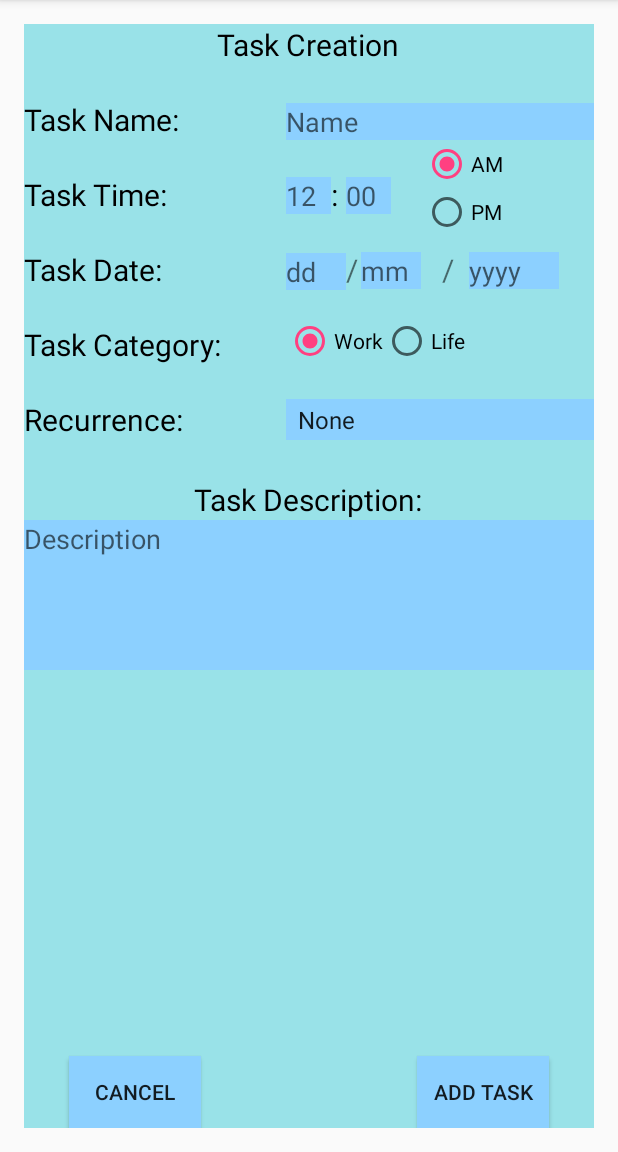
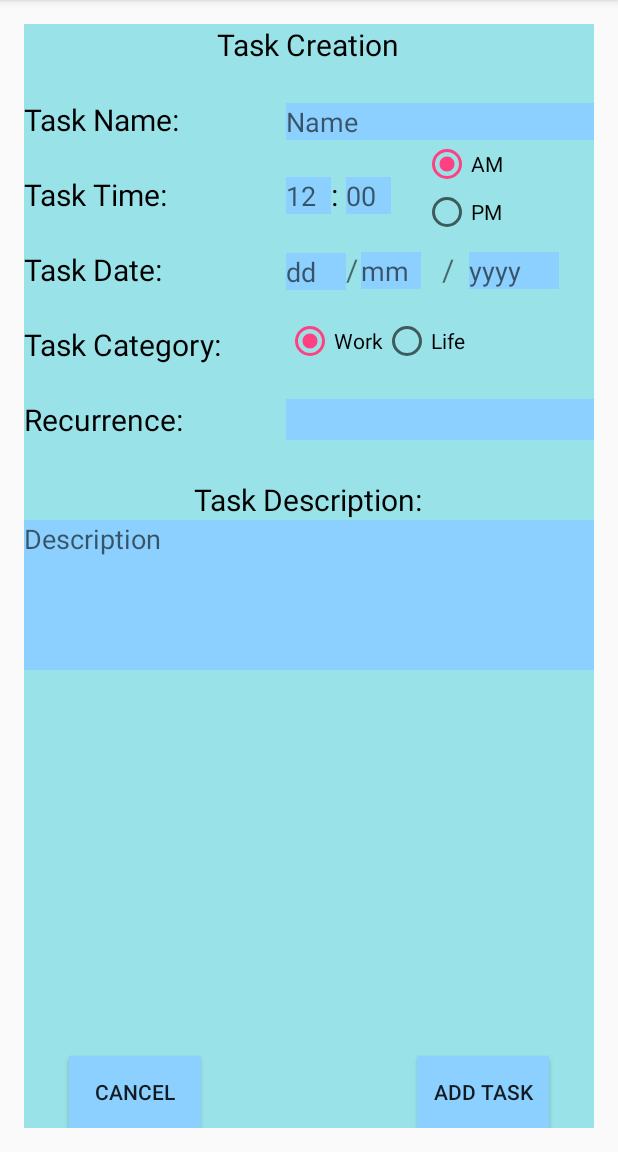
Before and after one commit to garryd635/CrushingItApp, an Android app: the fragment TaskEditFragment placed in its activity, after a tap on "ADD", on a phone screen of 412 x 824 dp, the part 84-1236 px from its top. Run offline under Robolectric (Android 15) with nearby library versions, the phone set to English and light mode, and no system bars; 12 statements that could not run were skipped; 3 other taps on this screen came first.

Commit message:
Last minute pre-presentation changes to reoccurence.

```diff
--- a/app/src/main/java/com/qucrush/android/crushingitapp/DBHandler.java
+++ b/app/src/main/java/com/qucrush/android/crushingitapp/DBHandler.java
@@ -15,7 +15,7 @@ import java.util.List;
 
 public class DBHandler extends SQLiteOpenHelper{
     // Database Version
-    private static final int DATABASE_VERSION = 3;
+    private static final int DATABASE_VERSION = 4;
     // Database Name
     private static final String DATABASE_NAME = "CrushDB";
     // Contacts table name
--- a/app/src/main/java/com/qucrush/android/crushingitapp/TaskEditFragment.java
+++ b/app/src/main/java/com/qucrush/android/crushingitapp/TaskEditFragment.java
@@ -87,10 +87,10 @@ public class TaskEditFragment extends Fragment{
         });
 
 
-        ArrayAdapter<CharSequence> adapter = ArrayAdapter.createFromResource(getActivity(),
-                R.array.recurr_array, android.R.layout.simple_spinner_item);
-        adapter.setDropDownViewResource(android.R.layout.simple_spinner_dropdown_item);
-        recurOption.setAdapter(adapter);
+        //ArrayAdapter<CharSequence> adapter = ArrayAdapter.createFromResource(getActivity(),
+        //        R.array.recurr_array, android.R.layout.simple_spinner_item);
+        //adapter.setDropDownViewResource(android.R.layout.simple_spinner_dropdown_item);
+        //recurOption.setAdapter(adapter);
 
         cancel.setOnClickListener(new View.OnClickListener() {
             @Override
--- a/app/src/main/java/com/qucrush/android/crushingitapp/TaskFormTest.java
+++ b/app/src/main/java/com/qucrush/android/crushingitapp/TaskFormTest.java
@@ -52,12 +52,12 @@ public class TaskFormTest extends Fragment{
         });
 
         // Create an ArrayAdapter using the string array and a default spinner layout
-        ArrayAdapter<CharSequence> adapter = ArrayAdapter.createFromResource(getActivity(),
-                R.array.recurr_array, android.R.layout.simple_spinner_item);
+        //ArrayAdapter<CharSequence> adapter = ArrayAdapter.createFromResource(getActivity(),
+        //        R.array.recurr_array, android.R.layout.simple_spinner_item);
 // Specify the layout to use when the list of choices appears
-        adapter.setDropDownViewResource(android.R.layout.simple_spinner_dropdown_item);
+        //adapter.setDropDownViewResource(android.R.layout.simple_spinner_dropdown_item);
 // Apply the adapter to the spinner
-        recurOption.setAdapter(adapter);
+        //recurOption.setAdapter(adapter);
         return myView;
     }
 
```
